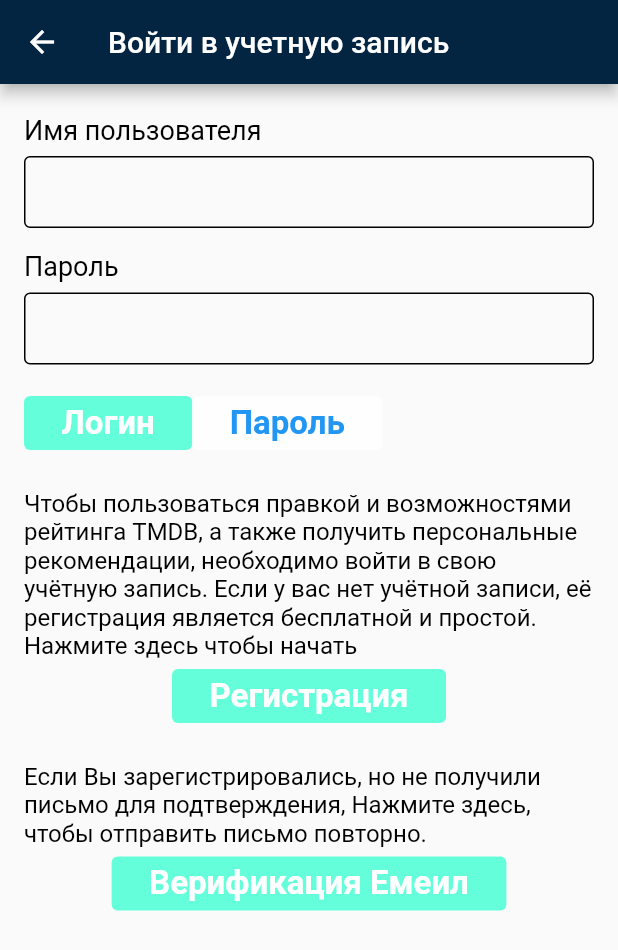
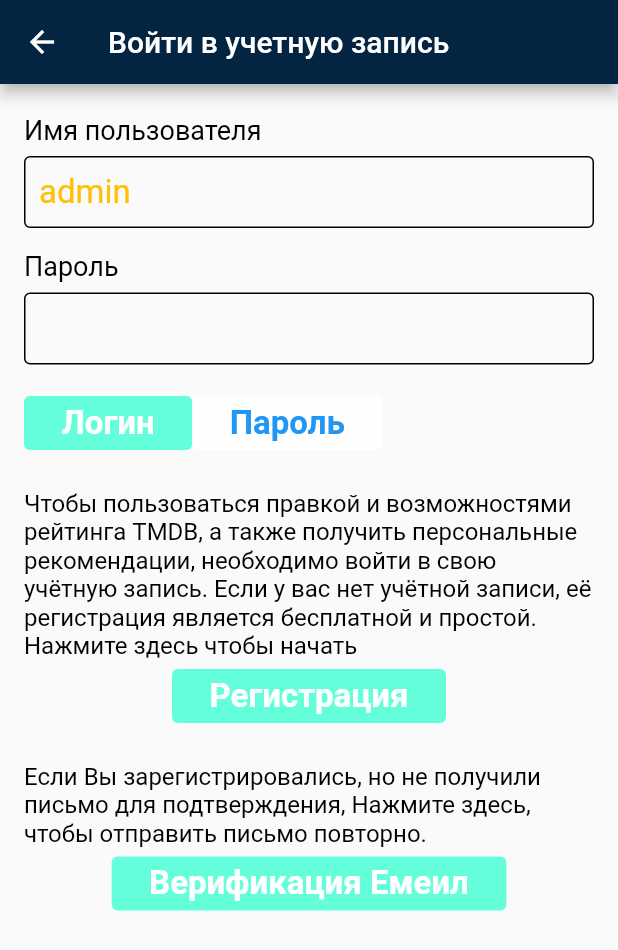
Before and after one commit to Wlad11/flutter, a Flutter app: the screen it shows after launch, on a phone screen of 412 x 824 dp. Shown: the top 950 px of the screen. Run offline on Flutter 3.47's test engine with Material 2 defaults, Android fonts, the phone set to English and light mode, and no system bars.

Commit message:
Добавил в TextEditingController логин чтоб не вводить постоянно

```diff
--- a/lesson/lib/widgets/aut/aut_widget.dart
+++ b/lesson/lib/widgets/aut/aut_widget.dart
@@ -79,7 +79,7 @@ class _FormWidget extends StatefulWidget {
 }
 
 class __FormWidgetState extends State<_FormWidget> {
-  final _loginTextControler = TextEditingController();
+  final _loginTextControler = TextEditingController(text: 'admin'); //Чтоб не воводить постоянно пароль
   final _passwordTextControler = TextEditingController();
 
   String? errorText = null;
@@ -140,6 +140,7 @@ class __FormWidgetState extends State<_FormWidget> {
         const SizedBox(height: 7),
         TextField(
             controller: _loginTextControler, //Какой вводит логин
+
             decoration: textFildDecoration,
             style: const TextStyle(color: Colors.amber, fontSize: 22)),
         const SizedBox(height: 15),
```
